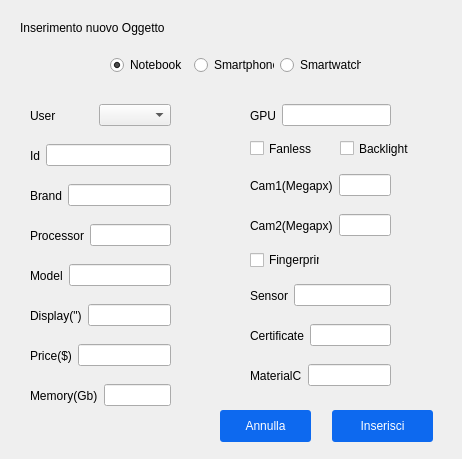
cfontola/MyMag, file myMagazine/additemview.ui: the form before one commit.
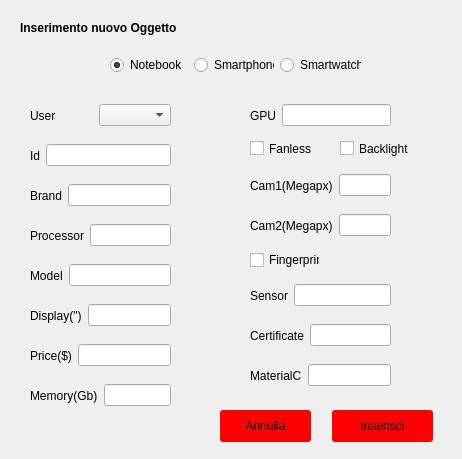
The form after the commit.

Patch:
```diff
--- a/myMagazine/additemview.ui
+++ b/myMagazine/additemview.ui
@@ -46,9 +46,9 @@
    </property>
    <property name="styleSheet">
     <string notr="true">QPushButton {
-	background-color:  rgb(13, 105, 239);
+    background-color:  rgb(255,0,0);
     border-radius: 3px;
-	color: white;
+	color: black;
 }
 QPushButton:pressed {
     background-color: rgb(203, 218, 249);
@@ -68,6 +68,12 @@
      <height>16</height>
     </rect>
    </property>
+   <property name="font">
+    <font>
+     <weight>75</weight>
+     <bold>true</bold>
+    </font>
+   </property>
    <property name="text">
     <string>Inserimento nuovo Oggetto</string>
    </property>
@@ -119,9 +125,9 @@
    </property>
    <property name="styleSheet">
     <string notr="true">QPushButton {
-	background-color:  rgb(13, 105, 239);
+    background-color:  rgb(255,0,0);
     border-radius: 3px;
-	color: white;
+	color: black;
 }
 QPushButton:pressed {
     background-color: rgb(203, 218, 249);
```
